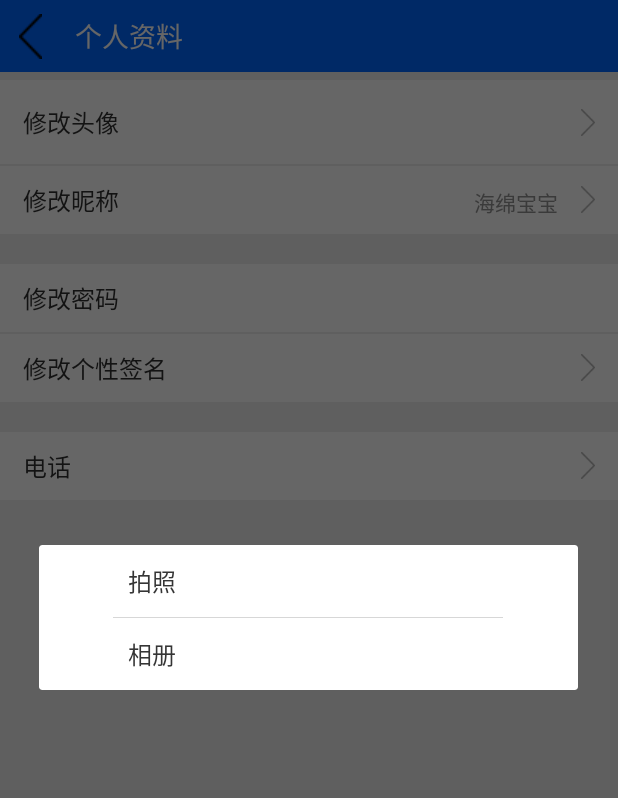
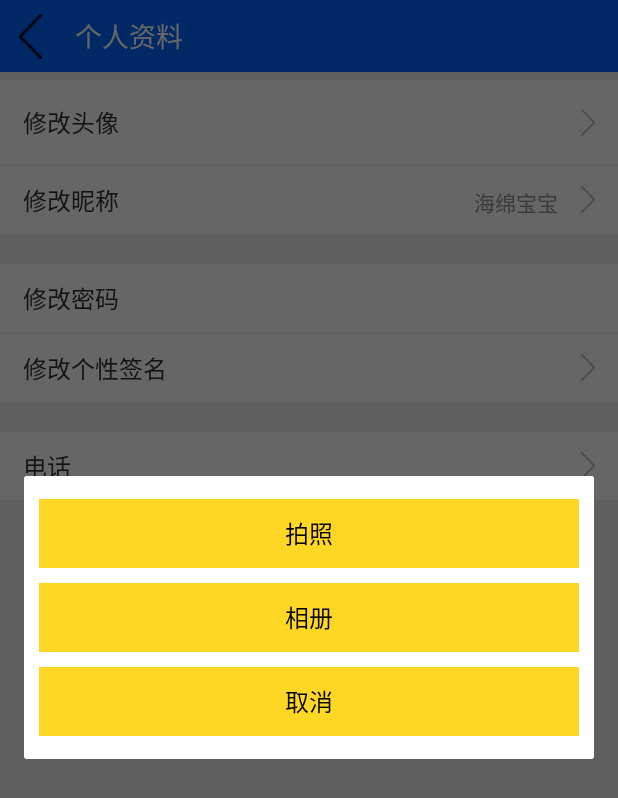
Before and after one commit to cntoplolicon/plus1_android, an Android app: the PersonalProfileActivity screen opened directly, with no data from a screen before it, after a tap on "修改头像", on a phone screen of 412 x 824 dp. Shown: the top 798 px of the screen. Run offline under Robolectric (Android 15) with nearby library versions, the phone set to English and light mode, and no system bars; our stand-ins replace ButterKnife, Volley; libraries missing offline, so code that uses them is left out: com.nostra13.universalimageloader, com.soundcloud.android; pictures from the network do not load; 4 statements that could not run were skipped.

Commit message:
alert dialog UI changed

```diff
--- a/app/src/main/java/swj/swj/activity/PersonalProfileActivity.java
+++ b/app/src/main/java/swj/swj/activity/PersonalProfileActivity.java
@@ -104,13 +104,14 @@ public class PersonalProfileActivity extends Activity {
         final AlertDialog alertDialog = new AlertDialog.Builder(PersonalProfileActivity.this).create();
         alertDialog.show();
         Window window = alertDialog.getWindow();
-        window.setContentView(R.layout.alert_dialog);
-        TextView tvTakePhoto = (TextView) window.findViewById(R.id.tv_content1);
-        TextView tv_gallery = (TextView) window.findViewById(R.id.tv_content2);
+        window.setContentView(R.layout.activity_dialog);
+        TextView tvTakePhoto = (TextView) window.findViewById(R.id.tv_1);
+        TextView tvGallery = (TextView) window.findViewById(R.id.tv_2);
+        TextView tvCancel = (TextView) window.findViewById(R.id.tv_3);
         tvTakePhoto.setText(getResources().getString(R.string.get_image_from_camera));
-        tv_gallery.setText(getResources().getString(R.string.gallery));
+        tvGallery.setText(getResources().getString(R.string.gallery));
+        tvCancel.setText(getResources().getString(R.string.cancel));
         tvTakePhoto.setOnClickListener(new View.OnClickListener() {
-
             @Override
             public void onClick(View v) {
                 Intent intentFromCamera = new Intent(MediaStore.ACTION_IMAGE_CAPTURE);
@@ -122,12 +123,19 @@ public class PersonalProfileActivity extends Activity {
                 alertDialog.cancel();
             }
         });
-        tv_gallery.setOnClickListener(new View.OnClickListener() {
+        tvGallery.setOnClickListener(new View.OnClickListener() {
+            @Override
             public void onClick(View v) {
                 Intent intentFromGallery = new Intent();
                 intentFromGallery.setType("image/*");
                 intentFromGallery.setAction(Intent.ACTION_GET_CONTENT);
                 startActivityForResult(intentFromGallery, PHOTO_REQUEST_GALLERY);
+                alertDialog.cancel();
+            }
+        });
+        tvCancel.setOnClickListener(new View.OnClickListener() {
+            @Override
+            public void onClick(View v) {
                 alertDialog.cancel();
             }
         });
--- a/app/src/main/res/layout/alert_dialog.xml
+++ /dev/null
@@ -1,141 +0,0 @@
-<?xml version="1.0" encoding="utf-8"?>
-<LinearLayout xmlns:android="http://schemas.android.com/apk/res/android"
-    android:layout_width="match_parent"
-    android:layout_height="match_parent"
-    android:orientation="vertical">
-
-    <LinearLayout
-        android:layout_width="280dp"
-        android:layout_height="wrap_content"
-        android:layout_gravity="center"
-        android:background="#ffffff"
-        android:orientation="vertical"
-        android:paddingLeft="10dp"
-        android:paddingRight="10dp">
-
-        <LinearLayout
-            android:id="@+id/ll_title"
-            android:layout_width="match_parent"
-            android:layout_height="wrap_content"
-            android:orientation="vertical"
-            android:visibility="gone">
-
-            <TextView
-                android:id="@+id/tv_title"
-                android:layout_width="match_parent"
-                android:layout_height="64dp"
-                android:background="@drawable/bg_white_aaaaaa"
-                android:gravity="center_vertical"
-                android:paddingLeft="10dp"
-                android:textColor="#3cac17"
-                android:textSize="18sp" />
-
-            <View
-                android:layout_width="match_parent"
-                android:layout_height="1dp"
-                android:background="#BCBCBC" />
-        </LinearLayout>
-
-        <TextView
-            android:id="@+id/tv_content1"
-            android:layout_width="match_parent"
-            android:layout_height="48dp"
-            android:background="@drawable/bg_white_aaaaaa"
-            android:gravity="center_vertical"
-            android:paddingLeft="10dp"
-            android:textColor="#353535"
-            android:textSize="16sp" />
-
-        <LinearLayout
-            android:id="@+id/ll_content2"
-            android:layout_width="match_parent"
-            android:layout_height="wrap_content"
-            android:orientation="vertical">
-
-            <View
-                android:layout_width="match_parent"
-                android:layout_height="0.1dp"
-                android:background="#d7d7d7" />
-
-            <TextView
-                android:id="@+id/tv_content2"
-                android:layout_width="match_parent"
-                android:layout_height="48dp"
-                android:background="@drawable/bg_white_aaaaaa"
-                android:gravity="center_vertical"
-                android:paddingLeft="10dp"
-                android:textColor="#353535"
-                android:textSize="16sp" />
-        </LinearLayout>
-
-        <LinearLayout
-            android:id="@+id/ll_content3"
-            android:layout_width="match_parent"
-            android:layout_height="wrap_content"
-            android:orientation="vertical"
-            android:visibility="gone">
-
-            <View
-                android:layout_width="match_parent"
-                android:layout_height="0.1dp"
-                android:background="#d7d7d7" />
-
-            <TextView
-                android:id="@+id/tv_content3"
-                android:layout_width="match_parent"
-                android:layout_height="48dp"
-                android:background="@drawable/bg_white_aaaaaa"
-                android:gravity="center_vertical"
-                android:paddingLeft="10dp"
-                android:textColor="#353535"
-                android:textSize="16sp" />
-        </LinearLayout>
-
-        <LinearLayout
-            android:id="@+id/ll_content4"
-            android:layout_width="match_parent"
-            android:layout_height="wrap_content"
-            android:orientation="vertical"
-            android:visibility="gone">
-
-            <View
-                android:layout_width="match_parent"
-                android:layout_height="0.1dp"
-                android:background="#d7d7d7" />
-
-            <TextView
-                android:id="@+id/tv_content4"
-                android:layout_width="match_parent"
-                android:layout_height="48dp"
-                android:background="@drawable/bg_white_aaaaaa"
-                android:gravity="center_vertical"
-                android:paddingLeft="10dp"
-                android:textColor="#353535"
-                android:textSize="16sp" />
-        </LinearLayout>
-
-        <LinearLayout
-            android:id="@+id/ll_content5"
-            android:layout_width="match_parent"
-            android:layout_height="wrap_content"
-            android:orientation="vertical"
-            android:visibility="gone">
-
-            <View
-                android:layout_width="match_parent"
-                android:layout_height="0.1dp"
-                android:background="#d7d7d7" />
-
-            <TextView
-                android:id="@+id/tv_content5"
-                android:layout_width="match_parent"
-                android:layout_height="48dp"
-                android:background="@drawable/bg_white_aaaaaa"
-                android:gravity="center_vertical"
-                android:paddingLeft="10dp"
-                android:textColor="#353535"
-                android:textSize="16sp" />
-        </LinearLayout>
-    </LinearLayout>
-
-</LinearLayout>
```
